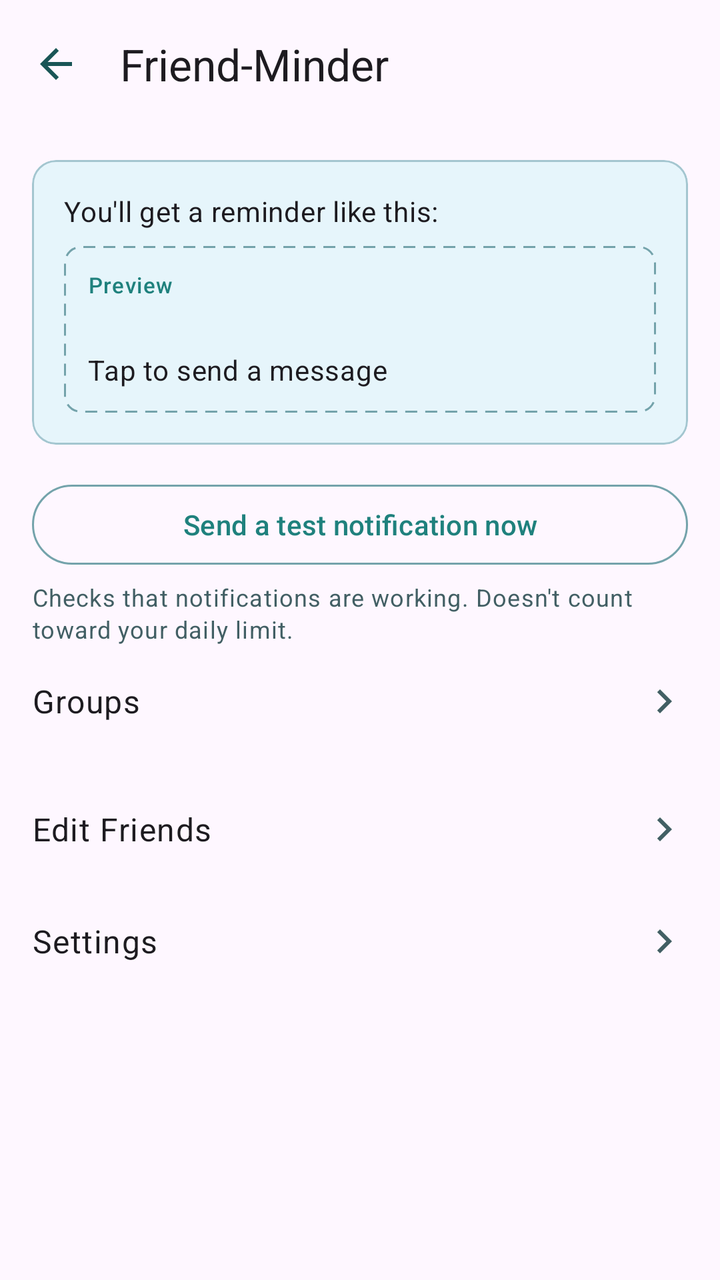
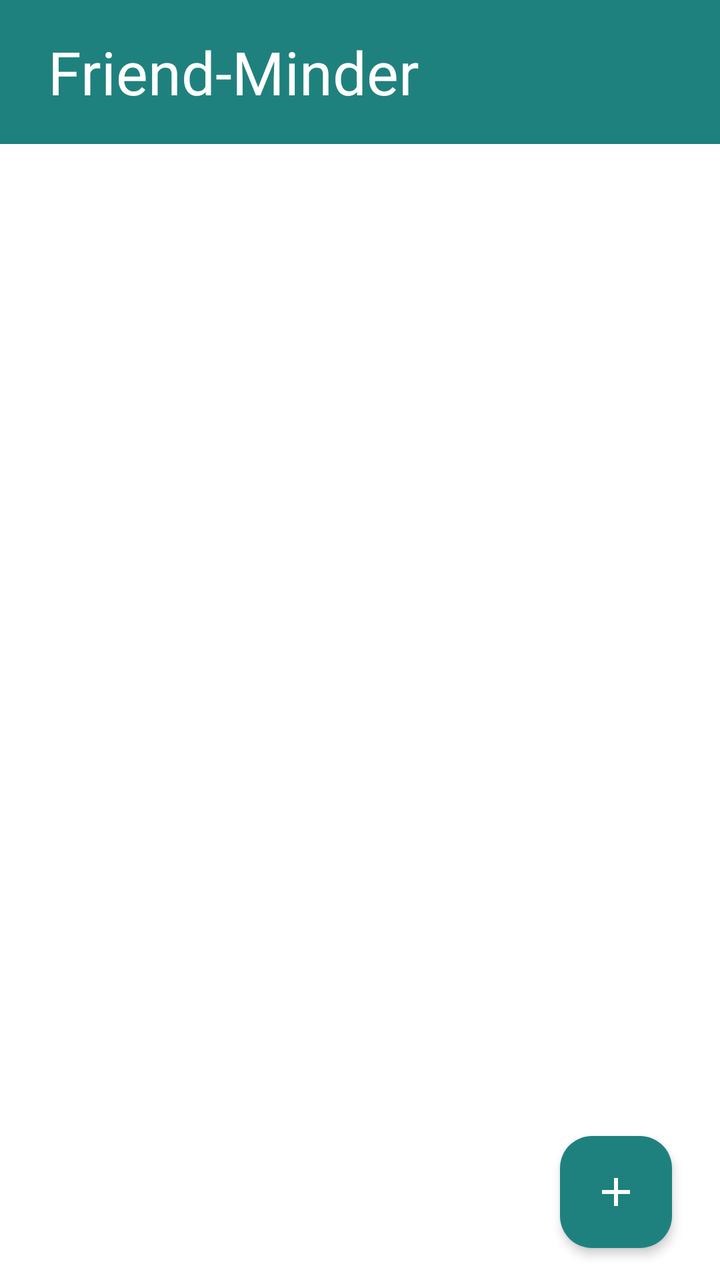

The first picture is an Android layout as it rendered before a commit; the second is the same layout after the commit. The layout source and the unified diff follow.
<!-- AndroidManifest.xml: application theme Theme.FriendMinder -->
<!-- res/layout/fragment_home.xml -->
<?xml version="1.0" encoding="utf-8"?>
<LinearLayout xmlns:android="http://schemas.android.com/apk/res/android"
    xmlns:app="http://schemas.android.com/apk/res-auto"
    android:layout_width="match_parent"
    android:layout_height="match_parent"
    android:orientation="vertical">

    <com.google.android.material.appbar.MaterialToolbar
        android:id="@+id/toolbar"
        android:layout_width="match_parent"
        android:layout_height="?attr/actionBarSize"
        app:title="@string/title_home"
        app:navigationIcon="@drawable/ic_arrow_back" />

    <ScrollView
        android:layout_width="match_parent"
        android:layout_height="0dp"
        android:layout_weight="1">

        <LinearLayout
            android:layout_width="match_parent"
            android:layout_height="wrap_content"
            android:orientation="vertical"
            android:paddingBottom="16dp">

            
            <TextView
                android:id="@+id/missingContactsBanner"
                android:layout_width="match_parent"
                android:layout_height="wrap_content"
                android:background="?attr/colorErrorContainer"
                android:textColor="?attr/colorOnErrorContainer"
                android:padding="12dp"
                android:visibility="gone" />

            <TextView
                android:id="@+id/notificationsDisabledBanner"
                android:layout_width="match_parent"
                android:layout_height="wrap_content"
                android:background="?attr/colorErrorContainer"
                android:textColor="?attr/colorOnErrorContainer"
                android:padding="12dp"
                android:visibility="gone"
                android:text="@string/banner_notifications_disabled" />

            
            <LinearLayout
                android:id="@+id/emptyStateGroup"
                android:layout_width="match_parent"
                android:layout_height="wrap_content"
                android:orientation="vertical"
                android:gravity="center"
                android:padding="24dp"
                android:visibility="gone">

                <TextView
                    android:layout_width="wrap_content"
                    android:layout_height="wrap_content"
                    android:text="@string/label_empty_friend_list"
                    android:textAppearance="?attr/textAppearanceBodyLarge"
                    android:layout_marginBottom="16dp" />

                <Button
                    android:id="@+id/addFriendsButton"
                    style="@style/Widget.Material3.Button"
                    android:layout_width="wrap_content"
                    android:layout_height="wrap_content"
                    android:text="@string/action_add_friends" />
            </LinearLayout>

            
            <LinearLayout
                android:id="@+id/previewGroup"
                android:layout_width="match_parent"
                android:layout_height="wrap_content"
                android:orientation="vertical"
                android:paddingStart="16dp"
                android:paddingEnd="16dp"
                android:paddingTop="16dp">

                <com.google.android.material.card.MaterialCardView
                    style="@style/Widget.Material3.CardView.Outlined"
                    android:layout_width="match_parent"
                    android:layout_height="wrap_content">

                    <LinearLayout
                        android:layout_width="match_parent"
                        android:layout_height="wrap_content"
                        android:orientation="vertical"
                        android:padding="16dp">

                        <TextView
                            android:layout_width="match_parent"
                            android:layout_height="wrap_content"
                            android:text="@string/label_preview_header"
                            android:textAppearance="?attr/textAppearanceBodyMedium"
                            android:layout_marginBottom="8dp" />

                        <LinearLayout
                            android:layout_width="match_parent"
                            android:layout_height="wrap_content"
                            android:orientation="vertical"
                            android:background="@drawable/bg_notification_preview"
                            android:padding="12dp">

                            <TextView
                                android:layout_width="wrap_content"
                                android:layout_height="wrap_content"
                                android:text="@string/label_preview_chip"
                                android:textAppearance="?attr/textAppearanceLabelSmall"
                                android:textColor="?attr/colorPrimary" />

                            <TextView
                                android:id="@+id/previewContactName"
                                android:layout_width="match_parent"
                                android:layout_height="wrap_content"
                                android:layout_marginTop="4dp"
                                android:textAppearance="?attr/textAppearanceTitleMedium" />

                            <TextView
                                android:layout_width="match_parent"
                                android:layout_height="wrap_content"
                                android:text="@string/notif_body"
                                android:textAppearance="?attr/textAppearanceBodyMedium" />
                        </LinearLayout>
                    </LinearLayout>
                </com.google.android.material.card.MaterialCardView>

                <Button
                    android:id="@+id/testNotificationButton"
                    style="@style/Widget.Material3.Button.OutlinedButton"
                    android:layout_width="match_parent"
                    android:layout_height="48dp"
                    android:layout_marginTop="16dp"
                    android:text="@string/action_test_notification" />

                
                <TextView
                    android:id="@+id/testNotificationCaption"
                    android:layout_width="match_parent"
                    android:layout_height="wrap_content"
                    android:layout_marginTop="4dp"
                    android:text="@string/caption_test_notification"
                    android:textColor="?attr/colorOnSurfaceVariant"
                    android:textAppearance="?attr/textAppearanceBodySmall" />
            </LinearLayout>

            
            <LinearLayout
                android:id="@+id/groupsRow"
                android:layout_width="match_parent"
                android:layout_height="56dp"
                android:orientation="horizontal"
                android:gravity="center_vertical"
                android:paddingStart="16dp"
                android:paddingEnd="16dp"
                android:background="?attr/selectableItemBackground"
                android:clickable="true"
                android:focusable="true">

                <TextView
                    android:layout_width="0dp"
                    android:layout_height="wrap_content"
                    android:layout_weight="1"
                    android:text="@string/action_groups_row"
                    android:textAppearance="?attr/textAppearanceBodyLarge" />

                <ImageView
                    android:layout_width="24dp"
                    android:layout_height="24dp"
                    android:src="@drawable/ic_chevron_right"
                    android:contentDescription="@null" />
            </LinearLayout>

                        <LinearLayout
                android:id="@+id/editFriendsRow"
                android:layout_width="match_parent"
                android:layout_height="56dp"
                android:orientation="horizontal"
                android:gravity="center_vertical"
                android:paddingStart="16dp"
                android:paddingEnd="16dp"
                android:layout_marginTop="8dp"
                android:background="?attr/selectableItemBackground"
                android:clickable="true"
                android:focusable="true">

                <TextView
                    android:layout_width="0dp"
                    android:layout_height="wrap_content"
                    android:layout_weight="1"
                    android:text="@string/action_edit_friends_row"
                    android:textAppearance="?attr/textAppearanceBodyLarge" />

                <ImageView
                    android:layout_width="24dp"
                    android:layout_height="24dp"
                    android:src="@drawable/ic_chevron_right"
                    android:contentDescription="@null" />
            </LinearLayout>

            <LinearLayout
                android:id="@+id/settingsRow"
                android:layout_width="match_parent"
                android:layout_height="56dp"
                android:orientation="horizontal"
                android:gravity="center_vertical"
                android:paddingStart="16dp"
                android:paddingEnd="16dp"
                android:background="?attr/selectableItemBackground"
                android:clickable="true"
                android:focusable="true">

                <TextView
                    android:layout_width="0dp"
                    android:layout_height="wrap_content"
                    android:layout_weight="1"
                    android:text="@string/action_settings_row"
                    android:textAppearance="?attr/textAppearanceBodyLarge" />

                <ImageView
                    android:layout_width="24dp"
                    android:layout_height="24dp"
                    android:src="@drawable/ic_chevron_right"
                    android:contentDescription="@null" />
            </LinearLayout>

        </LinearLayout>
    </ScrollView>
</LinearLayout>
<!-- resources referenced by this layout -->
<resources>
  <!-- drawable bg_notification_preview (drawable) -->
  <shape xmlns:android="http://schemas.android.com/apk/res/android" android:shape="rectangle">
      <corners android:radius="8dp" />
      <solid android:color="@android:color/transparent" />
      <stroke
          android:width="1dp"
          android:color="?attr/colorOutline"
          android:dashWidth="6dp"
          android:dashGap="4dp" />
  </shape>
  <!-- drawable ic_arrow_back (drawable) -->
  <vector xmlns:android="http://schemas.android.com/apk/res/android"
      android:width="24dp"
      android:height="24dp"
      android:viewportWidth="24"
      android:viewportHeight="24"
      android:tint="?attr/colorOnSurface">
      <path
          android:fillColor="@android:color/white"
          android:pathData="M20,11H7.83l5.59,-5.59L12,4l-8,8 8,8 1.41,-1.41L7.83,13H20v-2z" />
  </vector>
  <!-- drawable ic_chevron_right (drawable) -->
  <vector xmlns:android="http://schemas.android.com/apk/res/android"
      android:width="24dp"
      android:height="24dp"
      android:viewportWidth="24"
      android:viewportHeight="24"
      android:tint="?attr/colorOnSurfaceVariant">
      <path
          android:fillColor="@android:color/white"
          android:pathData="M8.59,16.59L13.17,12 8.59,7.41 10,6l6,6 -6,6z" />
  </vector>
  <string name="action_add_friends">Add Friends</string>
  <string name="action_edit_friends_row">Edit Friends</string>
  <string name="action_groups_row">Groups</string>
  <string name="action_settings_row">Settings</string>
  <string name="action_test_notification">Send a test notification now</string>
  <string name="banner_notifications_disabled">Notifications are disabled.</string>
  <string name="caption_test_notification">Checks that notifications are working. Doesn\'t count toward your daily limit.</string>
  <string name="label_empty_friend_list">Add friends to get started</string>
  <string name="label_preview_chip">Preview</string>
  <string name="label_preview_header">You\'ll get a reminder like this:</string>
  <string name="notif_body">Tap to send a message</string>
  <string name="title_home">Friend-Minder</string>
  <style name="Theme.FriendMinder" parent="Theme.Material3.Light.NoActionBar">
          <item name="colorPrimary">@color/fm_primary</item>
          <item name="colorOnPrimary">@color/fm_on_primary</item>
          <item name="colorPrimaryContainer">@color/fm_primary_container</item>
          <item name="colorOnPrimaryContainer">@color/fm_on_primary_container</item>
  
          <item name="colorSecondary">@color/fm_secondary</item>
          <item name="colorOnSecondary">@color/fm_on_secondary</item>
          <item name="colorSecondaryContainer">@color/fm_secondary_container</item>
          <item name="colorOnSecondaryContainer">@color/fm_on_secondary_container</item>
  
          <item name="colorSurface">@color/fm_surface</item>
          <item name="colorOnSurface">@color/fm_ink</item>
          <item name="colorSurfaceVariant">@color/fm_surface_variant</item>
          <item name="colorOnSurfaceVariant">@color/fm_on_surface_variant</item>
  
          <item name="colorOutline">@color/fm_outline</item>
          <item name="colorOutlineVariant">@color/fm_outline_variant</item>
  
          <item name="colorError">@color/fm_error</item>
          <item name="colorErrorContainer">@color/fm_error_container</item>
          <item name="colorOnErrorContainer">@color/fm_on_error_container</item>
      </style>
  <color name="fm_primary">#1F817D</color>
  <color name="fm_on_primary">#FFFFFF</color>
  <color name="fm_primary_container">#B0E8E6</color>
  <color name="fm_secondary">#5ABBEB</color>
  <color name="fm_on_secondary">#0A2E31</color>
  <color name="fm_surface">#E6F5FB</color>
  <color name="fm_ink">#195556</color>
  <color name="fm_surface_variant">#D3E9F4</color>
  <color name="fm_on_surface_variant">#425F64</color>
  <color name="fm_outline">#74A3AB</color>
  <color name="fm_outline_variant">#A4C6D0</color>
  <color name="fm_error">#B3261E</color>
  <color name="fm_error_container">#F9DEDC</color>
  <!-- unchanged entries left out for length: 4 -->
</resources>

<!-- the commit's change to res/layout/fragment_home.xml (unified diff, before → after) -->
@@ -1,230 +1,102 @@
 <?xml version="1.0" encoding="utf-8"?>
-<LinearLayout xmlns:android="http://schemas.android.com/apk/res/android"
+<FrameLayout xmlns:android="http://schemas.android.com/apk/res/android"
     xmlns:app="http://schemas.android.com/apk/res-auto"
     android:layout_width="match_parent"
     android:layout_height="match_parent"
-    android:orientation="vertical">
+    android:background="@color/fm_surface">
 
-    <com.google.android.material.appbar.MaterialToolbar
-        android:id="@+id/toolbar"
+    <LinearLayout
         android:layout_width="match_parent"
-        android:layout_height="?attr/actionBarSize"
-        app:title="@string/title_home"
-        app:navigationIcon="@drawable/ic_arrow_back" />
-
-    <ScrollView
-        android:layout_width="match_parent"
-        android:layout_height="0dp"
-        android:layout_weight="1">
+        android:layout_height="match_parent"
+        android:orientation="vertical">
 
         <LinearLayout
+            android:id="@+id/headerContainer"
             android:layout_width="match_parent"
             android:layout_height="wrap_content"
             android:orientation="vertical"
-            android:paddingBottom="16dp">
+            android:background="@color/fm_header">
 
             
-            <TextView
-                android:id="@+id/missingContactsBanner"
+            <View
+                android:id="@+id/statusBarSpacer"
                 android:layout_width="match_parent"
-                android:layout_height="wrap_content"
-                android:background="?attr/colorErrorContainer"
-                android:textColor="?attr/colorOnErrorContainer"
-                android:padding="12dp"
+                android:layout_height="0dp" />
+
+            <FrameLayout
+                android:layout_width="match_parent"
+                android:layout_height="@dimen/fm_home_header_height">
+
+                
+                <TextView
+                    android:id="@+id/headerTitle"
+                    android:layout_width="wrap_content"
+                    android:layout_height="wrap_content"
+                    android:layout_gravity="start|center_vertical"
+                    android:layout_marginStart="@dimen/fm_space_6"
+                    android:text="@string/title_home"
+                    android:textColor="@color/fm_on_primary"
+                    android:textSize="@dimen/fm_header_title_size"
+                    android:maxLines="1"
+                    android:ellipsize="end" />
+            </FrameLayout>
+        </LinearLayout>
+
+        <FrameLayout
+            android:layout_width="match_parent"
+            android:layout_height="0dp"
+            android:layout_weight="1">
+
+            <androidx.recyclerview.widget.RecyclerView
+                android:id="@+id/contactRecyclerView"
+                android:layout_width="match_parent"
+                android:layout_height="match_parent"
+                android:clipToPadding="false"
+                android:paddingBottom="@dimen/fm_home_list_bottom_padding"
                 android:visibility="gone" />
-
-            <TextView
-                android:id="@+id/notificationsDisabledBanner"
-                android:layout_width="match_parent"
-                android:layout_height="wrap_content"
-                android:background="?attr/colorErrorContainer"
-                android:textColor="?attr/colorOnErrorContainer"
-                android:padding="12dp"
-                android:visibility="gone"
-                android:text="@string/banner_notifications_disabled" />
 
             
             <LinearLayout
                 android:id="@+id/emptyStateGroup"
                 android:layout_width="match_parent"
                 android:layout_height="wrap_content"
+                android:layout_gravity="center"
                 android:orientation="vertical"
                 android:gravity="center"
-                android:padding="24dp"
+                android:padding="@dimen/fm_space_8"
                 android:visibility="gone">
 
                 <TextView
                     android:layout_width="wrap_content"
                     android:layout_height="wrap_content"
-                    android:text="@string/label_empty_friend_list"
+                    android:gravity="center"
+                    android:text="@string/label_home_empty_interim"
+                    android:textColor="@color/fm_ink_dim"
                     android:textAppearance="?attr/textAppearanceBodyLarge"
-                    android:layout_marginBottom="16dp" />
+                    android:layout_marginBottom="@dimen/fm_space_6" />
 
                 <Button
-                    android:id="@+id/addFriendsButton"
+                    android:id="@+id/emptyStateAddButton"
                     style="@style/Widget.Material3.Button"
                     android:layout_width="wrap_content"
                     android:layout_height="wrap_content"
-                    android:text="@string/action_add_friends" />
+                    android:text="@string/action_home_empty_add" />
             </LinearLayout>
+        </FrameLayout>
+    </LinearLayout>
 
-            
-            <LinearLayout
-                android:id="@+id/previewGroup"
-                android:layout_width="match_parent"
-                android:layout_height="wrap_content"
-                android:orientation="vertical"
-                android:paddingStart="16dp"
-                android:paddingEnd="16dp"
-                android:paddingTop="16dp">
+    
+    <com.google.android.material.floatingactionbutton.FloatingActionButton
+        android:id="@+id/addContactFab"
+        android:layout_width="wrap_content"
+        android:layout_height="wrap_content"
+        android:layout_gravity="bottom|end"
+        android:layout_marginEnd="@dimen/fm_space_6"
+        android:layout_marginBottom="@dimen/fm_space_4"
+        android:contentDescription="@string/content_desc_add_contact"
+        app:elevation="3dp"
+        app:backgroundTint="@color/fm_primary"
+        app:tint="@color/fm_on_primary"
+        app:srcCompat="@drawable/ic_add" />
 
-                <com.google.android.material.card.MaterialCardView
-                    style="@style/Widget.Material3.CardView.Outlined"
-                    android:layout_width="match_parent"
-                    android:layout_height="wrap_content">
-
-                    <LinearLayout
-                        android:layout_width="match_parent"
-                        android:layout_height="wrap_content"
-                        android:orientation="vertical"
-                        android:padding="16dp">
-
-                        <TextView
-                            android:layout_width="match_parent"
-                            android:layout_height="wrap_content"
-                            android:text="@string/label_preview_header"
-                            android:textAppearance="?attr/textAppearanceBodyMedium"
-                            android:layout_marginBottom="8dp" />
-
-                        <LinearLayout
-                            android:layout_width="match_parent"
-                            android:layout_height="wrap_content"
-                            android:orientation="vertical"
-                            android:background="@drawable/bg_notification_preview"
-                            android:padding="12dp">
-
-                            <TextView
-                                android:layout_width="wrap_content"
-                                android:layout_height="wrap_content"
-                                android:text="@string/label_preview_chip"
-                                android:textAppearance="?attr/textAppearanceLabelSmall"
-                                android:textColor="?attr/colorPrimary" />
-
-                            <TextView
-                                android:id="@+id/previewContactName"
-                                android:layout_width="match_parent"
-                                android:layout_height="wrap_content"
-                                android:layout_marginTop="4dp"
-                                android:textAppearance="?attr/textAppearanceTitleMedium" />
-
-                            <TextView
-                                android:layout_width="match_parent"
-                                android:layout_height="wrap_content"
-                                android:text="@string/notif_body"
-                                android:textAppearance="?attr/textAppearanceBodyMedium" />
-                        </LinearLayout>
-                    </LinearLayout>
-                </com.google.android.material.card.MaterialCardView>
-
-                <Button
-                    android:id="@+id/testNotificationButton"
-                    style="@style/Widget.Material3.Button.OutlinedButton"
-                    android:layout_width="match_parent"
-                    android:layout_height="48dp"
-                    android:layout_marginTop="16dp"
-                    android:text="@string/action_test_notification" />
-
-                
-                <TextView
-                    android:id="@+id/testNotificationCaption"
-                    android:layout_width="match_parent"
-                    android:layout_height="wrap_content"
-                    android:layout_marginTop="4dp"
-                    android:text="@string/caption_test_notification"
-                    android:textColor="?attr/colorOnSurfaceVariant"
-                    android:textAppearance="?attr/textAppearanceBodySmall" />
-            </LinearLayout>
-
-            
-            <LinearLayout
-                android:id="@+id/groupsRow"
-                android:layout_width="match_parent"
-                android:layout_height="56dp"
-                android:orientation="horizontal"
-                android:gravity="center_vertical"
-                android:paddingStart="16dp"
-                android:paddingEnd="16dp"
-                android:background="?attr/selectableItemBackground"
-                android:clickable="true"
-                android:focusable="true">
-
-                <TextView
-                    android:layout_width="0dp"
-                    android:layout_height="wrap_content"
-                    android:layout_weight="1"
-                    android:text="@string/action_groups_row"
-                    android:textAppearance="?attr/textAppearanceBodyLarge" />
-
-                <ImageView
-                    android:layout_width="24dp"
-                    android:layout_height="24dp"
-                    android:src="@drawable/ic_chevron_right"
-                    android:contentDescription="@null" />
-            </LinearLayout>
-
-                        <LinearLayout
-                android:id="@+id/editFriendsRow"
-                android:layout_width="match_parent"
-                android:layout_height="56dp"
-                android:orientation="horizontal"
-                android:gravity="center_vertical"
-                android:paddingStart="16dp"
-                android:paddingEnd="16dp"
-                android:layout_marginTop="8dp"
-                android:background="?attr/selectableItemBackground"
-                android:clickable="true"
-                android:focusable="true">
-
-                <TextView
-                    android:layout_width="0dp"
-                    android:layout_height="wrap_content"
-                    android:layout_weight="1"
-                    android:text="@string/action_edit_friends_row"
-                    android:textAppearance="?attr/textAppearanceBodyLarge" />
-
-                <ImageView
-                    android:layout_width="24dp"
-                    android:layout_height="24dp"
-                    android:src="@drawable/ic_chevron_right"
-                    android:contentDescription="@null" />
-            </LinearLayout>
-
-            <LinearLayout
-                android:id="@+id/settingsRow"
-                android:layout_width="match_parent"
-                android:layout_height="56dp"
-                android:orientation="horizontal"
-                android:gravity="center_vertical"
-                android:paddingStart="16dp"
-                android:paddingEnd="16dp"
-                android:background="?attr/selectableItemBackground"
-                android:clickable="true"
-                android:focusable="true">
-
-                <TextView
-                    android:layout_width="0dp"
-                    android:layout_height="wrap_content"
-                    android:layout_weight="1"
-                    android:text="@string/action_settings_row"
-                    android:textAppearance="?attr/textAppearanceBodyLarge" />
-
-                <ImageView
-                    android:layout_width="24dp"
-                    android:layout_height="24dp"
-                    android:src="@drawable/ic_chevron_right"
-                    android:contentDescription="@null" />
-            </LinearLayout>
-
-        </LinearLayout>
-    </ScrollView>
-</LinearLayout>
+</FrameLayout>
<!-- resource entries referenced after the edit -->
@@ -1,48 +1,7 @@
 <!-- resources referenced by this layout -->
 <resources>
-  <!-- drawable bg_notification_preview (drawable) -->
-  <shape xmlns:android="http://schemas.android.com/apk/res/android" android:shape="rectangle">
-      <corners android:radius="8dp" />
-      <solid android:color="@android:color/transparent" />
-      <stroke
-          android:width="1dp"
-          android:color="?attr/colorOutline"
-          android:dashWidth="6dp"
-          android:dashGap="4dp" />
-  </shape>
-  <!-- drawable ic_arrow_back (drawable) -->
-  <vector xmlns:android="http://schemas.android.com/apk/res/android"
-      android:width="24dp"
-      android:height="24dp"
-      android:viewportWidth="24"
-      android:viewportHeight="24"
-      android:tint="?attr/colorOnSurface">
-      <path
-          android:fillColor="@android:color/white"
-          android:pathData="M20,11H7.83l5.59,-5.59L12,4l-8,8 8,8 1.41,-1.41L7.83,13H20v-2z" />
-  </vector>
-  <!-- drawable ic_chevron_right (drawable) -->
-  <vector xmlns:android="http://schemas.android.com/apk/res/android"
-      android:width="24dp"
-      android:height="24dp"
-      android:viewportWidth="24"
-      android:viewportHeight="24"
-      android:tint="?attr/colorOnSurfaceVariant">
-      <path
-          android:fillColor="@android:color/white"
-          android:pathData="M8.59,16.59L13.17,12 8.59,7.41 10,6l6,6 -6,6z" />
-  </vector>
-  <string name="action_add_friends">Add Friends</string>
-  <string name="action_edit_friends_row">Edit Friends</string>
-  <string name="action_groups_row">Groups</string>
-  <string name="action_settings_row">Settings</string>
-  <string name="action_test_notification">Send a test notification now</string>
-  <string name="banner_notifications_disabled">Notifications are disabled.</string>
-  <string name="caption_test_notification">Checks that notifications are working. Doesn\'t count toward your daily limit.</string>
-  <string name="label_empty_friend_list">Add friends to get started</string>
-  <string name="label_preview_chip">Preview</string>
-  <string name="label_preview_header">You\'ll get a reminder like this:</string>
-  <string name="notif_body">Tap to send a message</string>
+  <color name="fm_header">#1F817D</color>
+  <color name="fm_ink_dim">#4C6A6E</color>
   <string name="title_home">Friend-Minder</string>
   <style name="Theme.FriendMinder" parent="Theme.Material3.Light.NoActionBar">
           <item name="colorPrimary">@color/fm_primary</item>
@@ -58,26 +17,48 @@
           <item name="colorSurface">@color/fm_surface</item>
           <item name="colorOnSurface">@color/fm_ink</item>
           <item name="colorSurfaceVariant">@color/fm_surface_variant</item>
-          <item name="colorOnSurfaceVariant">@color/fm_on_surface_variant</item>
+          <item name="colorOnSurfaceVariant">@color/fm_ink_dim</item>
   
           <item name="colorOutline">@color/fm_outline</item>
-          <item name="colorOutlineVariant">@color/fm_outline_variant</item>
+          <item name="colorOutlineVariant">@color/fm_divider</item>
   
           <item name="colorError">@color/fm_error</item>
           <item name="colorErrorContainer">@color/fm_error_container</item>
           <item name="colorOnErrorContainer">@color/fm_on_error_container</item>
+  
+          
+          <item name="android:windowBackground">@color/fm_surface</item>
       </style>
   <color name="fm_primary">#1F817D</color>
   <color name="fm_on_primary">#FFFFFF</color>
   <color name="fm_primary_container">#B0E8E6</color>
   <color name="fm_secondary">#5ABBEB</color>
   <color name="fm_on_secondary">#0A2E31</color>
-  <color name="fm_surface">#E6F5FB</color>
-  <color name="fm_ink">#195556</color>
+  <color name="fm_surface">#FFFFFF</color>
+  <dimen name="fm_header_title_size">30sp</dimen>
+  <dimen name="fm_home_header_height">72dp</dimen>
+  <dimen name="fm_home_list_bottom_padding">88dp</dimen>
+  <dimen name="fm_space_4">16dp</dimen>
+  <dimen name="fm_space_6">24dp</dimen>
+  <dimen name="fm_space_8">32dp</dimen>
+  <!-- drawable ic_add (drawable) -->
+  <vector xmlns:android="http://schemas.android.com/apk/res/android"
+      android:width="24dp"
+      android:height="24dp"
+      android:viewportWidth="24"
+      android:viewportHeight="24"
+      android:tint="?attr/colorOnSurface">
+      <path
+          android:fillColor="@android:color/white"
+          android:pathData="M19,13h-6v6h-2v-6H5v-2h6V5h2v6h6v2z" />
+  </vector>
+  <string name="action_home_empty_add">Add someone</string>
+  <string name="content_desc_add_contact">Add a contact to track</string>
+  <string name="label_home_empty_interim">No one here yet. Use the Groups or Settings tab, or the button below, to add someone to track.</string>
+  <color name="fm_ink">#1B2E30</color>
   <color name="fm_surface_variant">#D3E9F4</color>
-  <color name="fm_on_surface_variant">#425F64</color>
-  <color name="fm_outline">#74A3AB</color>
-  <color name="fm_outline_variant">#A4C6D0</color>
+  <color name="fm_outline">#5A8A92</color>
+  <color name="fm_divider">#CFE7EA</color>
   <color name="fm_error">#B3261E</color>
   <color name="fm_error_container">#F9DEDC</color>
   <!-- unchanged entries left out for length: 4 -->
